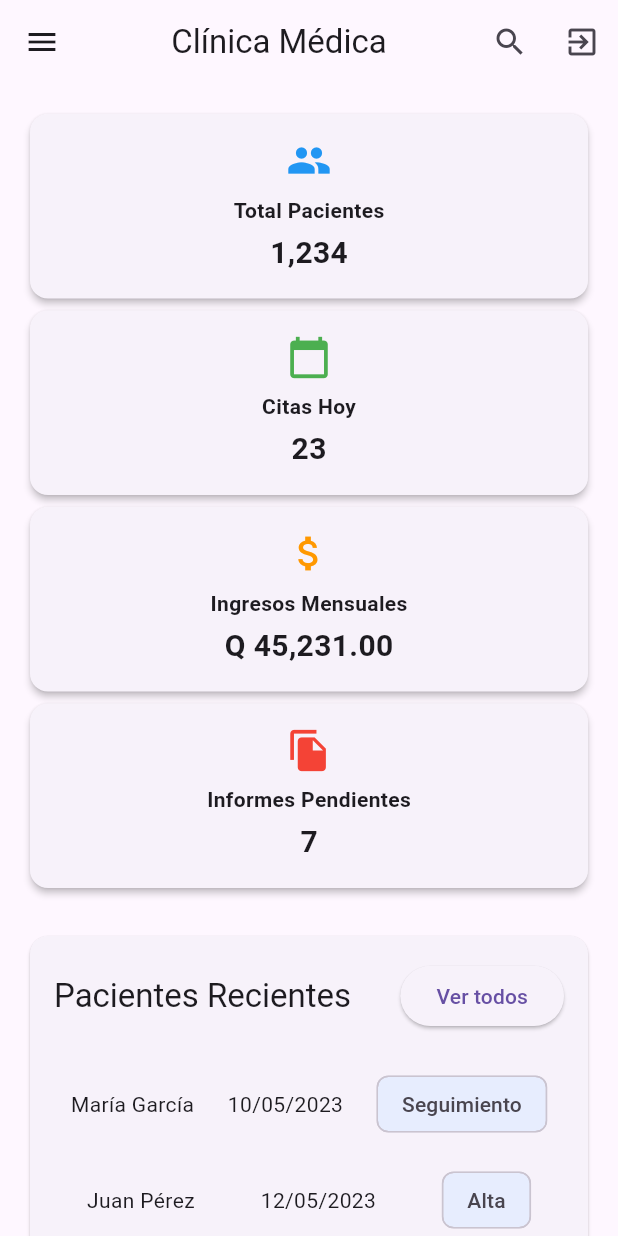
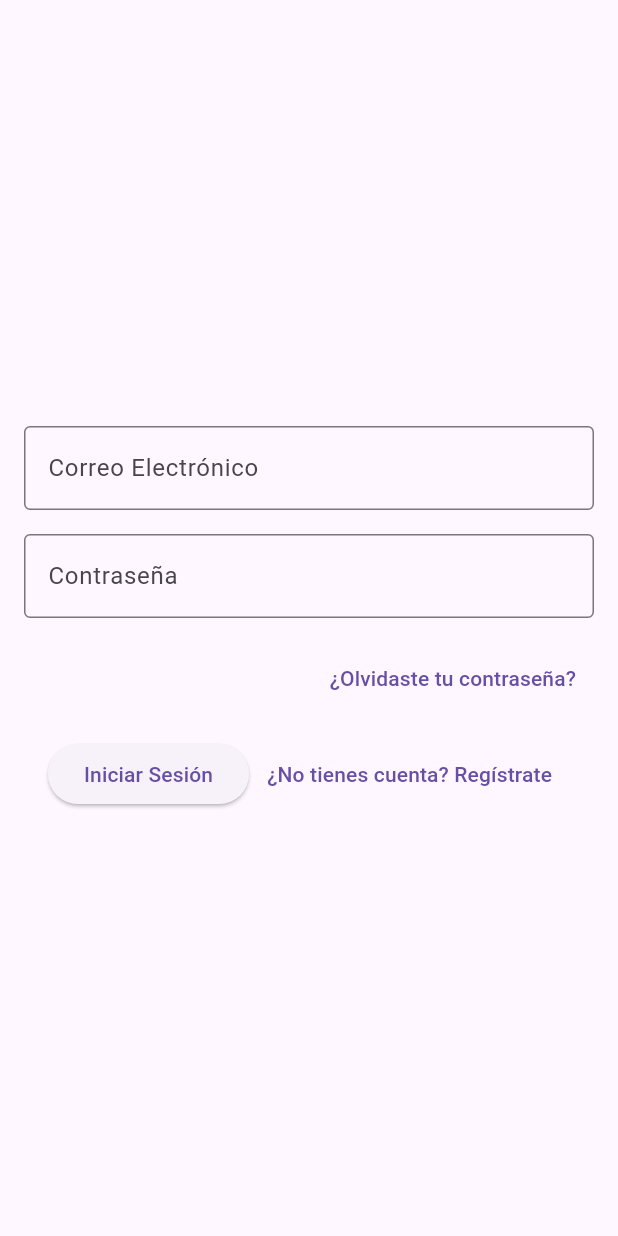
Before and after one commit to GrullonDev/Clinic_Medic_Flutter, a Flutter app: the screen it shows after launch, on a phone screen of 412 x 824 dp. Run offline on Flutter 3.47's test engine with Material 3 defaults, Android fonts, the light colour scheme and no system bars; our stand-ins replace cloud_firestore, firebase_core, flutter_svg, get_it, go_router, table_calendar; accounts and stored records are empty.

Commit message:
created a login page

```diff
--- /dev/null
+++ b/lib/festure/login/bloc/login_bloc.dart
@@ -0,0 +1,3 @@
+import 'package:proyecto_graduacion/widgets/utils/base_model.dart';
+
+class LoginBloc extends BaseModel {}
--- /dev/null
+++ b/lib/festure/login/pages/login_layout.dart
@@ -0,0 +1,20 @@
+import 'package:flutter/material.dart';
+import 'package:proyecto_graduacion/festure/login/widgets/login_form.dart';
+
+class LoginLayout extends StatelessWidget {
+  const LoginLayout({super.key});
+
+  @override
+  Widget build(BuildContext context) {
+    return const Padding(
+      padding: EdgeInsets.all(16.0),
+      child: LoginForm(),
+    );
+  }
+}
+
+/**
+ * CustomImageWidget(
+            imageUrl: '',
+          ),
+*/
--- /dev/null
+++ b/lib/festure/login/pages/login_page.dart
@@ -0,0 +1,22 @@
+import 'package:flutter/material.dart';
+import 'package:proyecto_graduacion/festure/login/bloc/login_bloc.dart';
+import 'package:proyecto_graduacion/festure/login/pages/login_layout.dart';
+import 'package:proyecto_graduacion/widgets/utils/base_model_scaffold.dart';
+
+class LoginPage extends StatelessWidget {
+  const LoginPage({super.key});
+
+  @override
+  Widget build(BuildContext context) {
+    return BaseModelScaffold(
+      model: LoginBloc(),
+      builder: (context, _) {
+        return const Scaffold(
+          body: Center(
+            child: LoginLayout(),
+          ),
+        );
+      },
+    );
+  }
+}
--- /dev/null
+++ b/lib/festure/login/widgets/login_form.dart
@@ -0,0 +1,66 @@
+import 'package:flutter/material.dart';
+import 'package:go_router/go_router.dart';
+import 'package:proyecto_graduacion/widgets/routes/app_routes.dart';
+
+class LoginForm extends StatelessWidget {
+  const LoginForm({super.key});
+
+  @override
+  Widget build(BuildContext context) {
+    return Column(
+      crossAxisAlignment: CrossAxisAlignment.start,
+      mainAxisAlignment: MainAxisAlignment.center,
+      mainAxisSize: MainAxisSize.min,
+      children: [
+        const Flexible(
+          child: TextField(
+            decoration: InputDecoration(
+              labelText: 'Correo Electrónico',
+              border: OutlineInputBorder(),
+            ),
+          ),
+        ),
+        const SizedBox(height: 16.0),
+        const Flexible(
+          child: TextField(
+            obscureText: true,
+            decoration: InputDecoration(
+              labelText: 'Contraseña',
+              border: OutlineInputBorder(),
+            ),
+          ),
+        ),
+        const SizedBox(height: 16.0),
+        Align(
+          alignment: Alignment.centerRight,
+          child: TextButton(
+            onPressed: () {
+              // Aquí se manejará la lógica para recuperación de contraseña.
+            },
+            child: const Text('¿Olvidaste tu contraseña?'),
+          ),
+        ),
+        const SizedBox(height: 16.0),
+        Row(
+          mainAxisAlignment: MainAxisAlignment.center,
+          crossAxisAlignment: CrossAxisAlignment.center,
+          children: [
+            ElevatedButton(
+              onPressed: () {
+                context.go(AppRoutes.home);
+              },
+              child: const Text('Iniciar Sesión'),
+            ),
+            const SizedBox(height: 30),
+            TextButton(
+              onPressed: () {
+                // Aquí se manejará la lógica para registrarse.
+              },
+              child: const Text('¿No tienes cuenta? Regístrate'),
+            ),
+          ],
+        ),
+      ],
+    );
+  }
+}
--- a/lib/widgets/app.dart
+++ b/lib/widgets/app.dart
@@ -2,6 +2,7 @@ import 'package:flutter/material.dart';
 import 'package:provider/provider.dart';
 import 'package:proyecto_graduacion/domain/repository/patients/patients_repository.dart';
 import 'package:proyecto_graduacion/festure/dashboard/bloc/dashboard_bloc.dart';
+import 'package:proyecto_graduacion/festure/login/bloc/login_bloc.dart';
 import 'package:proyecto_graduacion/festure/patients/bloc/patients_bloc.dart';
 import 'package:proyecto_graduacion/festure/profile/bloc/profile_bloc.dart';
 import 'package:proyecto_graduacion/injection_container.dart';
@@ -15,6 +16,9 @@ class MyApp extends StatelessWidget {
   Widget build(BuildContext context) {
     return MultiProvider(
       providers: [
+        ChangeNotifierProvider(
+          create: (_) => LoginBloc(),
+        ),
         ChangeNotifierProvider(
           create: (_) => DashboardViewModel(),
         ),
--- a/lib/widgets/home.dart
+++ b/lib/widgets/home.dart
@@ -15,8 +15,8 @@ class Home extends StatelessWidget {
     return Scaffold(
       appBar: CustomAppBar(
         title: 'Clínica Médica',
-        onTap: () {},
         onSearchPressed: () {},
+        onTap: () => GoRouter.of(context).go('/'),
         icon: Icons.exit_to_app_outlined,
       ),
       drawer: const AppDrawer(),
--- a/lib/widgets/routes/app_routes.dart
+++ b/lib/widgets/routes/app_routes.dart
@@ -1,4 +1,5 @@
 import 'package:flutter/material.dart';
+import 'package:proyecto_graduacion/festure/login/pages/login_page.dart';
 import 'package:proyecto_graduacion/festure/patients/pages/patients_page.dart';
 import 'package:proyecto_graduacion/festure/patients/widgets/patients_create.dart';
 import 'package:proyecto_graduacion/festure/profile/pages/profile_page.dart';
@@ -6,7 +7,8 @@
 import 'package:go_router/go_router.dart';
 
 class AppRoutes {
-  static const String home = '/';
+  static const String login = '/';
+  static const String home = '/home';
   static const String profile = '/profile';
   static const String patients = '/patients';
   static const String patientsCreate = '/patientsCreate';
@@ -14,8 +16,12 @@
 
   static GoRouter createRouter() {
     return GoRouter(
-      initialLocation: home,
+      initialLocation: login,
       routes: <RouteBase>[
+        GoRoute(
+          path: login,
+          builder: (context, state) => const LoginPage(),
+        ),
         GoRoute(
           path: home,
           builder: (context, state) => const Home(),
@@ -35,7 +41,7 @@
       ],
       redirect: (context, state) {
         final path = state.uri.path;
-        if (path == '/') return home;
+        if (path == '/') return login;
         return null;
       },
       errorPageBuilder: (context, state) => MaterialPage(
```
